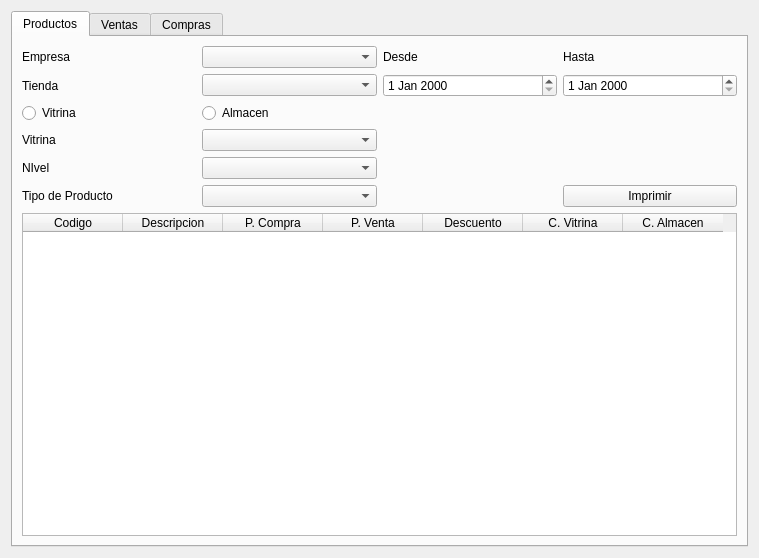
This is reporte/ui_reporte.ui in rodety/Jireh as Qt 5 draws it before an edit. The edited form follows.
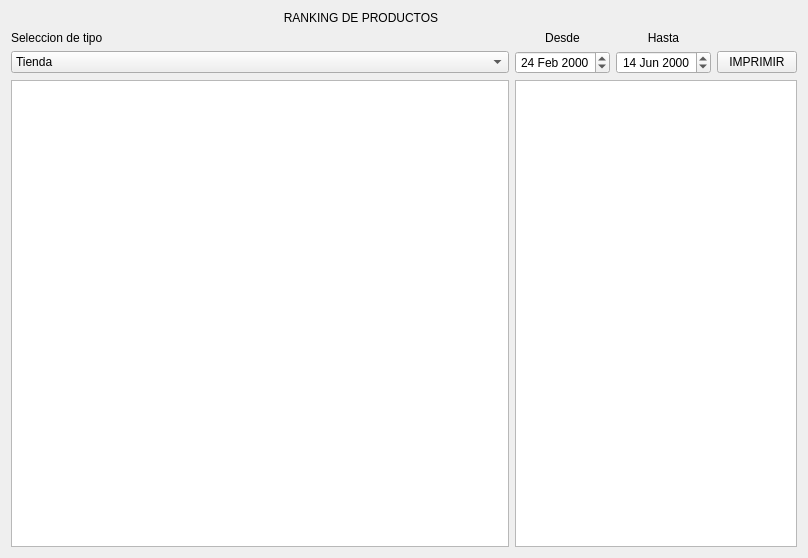
This is the edited form.

Commit message: Reporte - interferfas grafica

```diff
--- a/reporte/ui_reporte.ui
+++ b/reporte/ui_reporte.ui
@@ -6,7 +6,7 @@
    <rect>
     <x>0</x>
     <y>0</y>
-    <width>759</width>
+    <width>808</width>
     <height>558</height>
    </rect>
   </property>
@@ -14,279 +14,51 @@
    <string>Form</string>
   </property>
   <layout class="QGridLayout" name="gridLayout">
-   <item row="0" column="0">
-    <widget class="QTabWidget" name="tabWidget">
-     <property name="currentIndex">
-      <number>0</number>
-     </property>
-     <widget class="QWidget" name="tab">
-      <property name="styleSheet">
-       <string notr="true"/>
-      </property>
-      <attribute name="title">
-       <string>Productos</string>
-      </attribute>
-      <layout class="QGridLayout" name="gridLayout_2">
-       <item row="0" column="0">
-        <layout class="QVBoxLayout" name="verticalLayout_3">
-         <item>
-          <layout class="QGridLayout" name="gridLayout_6">
-           <item row="7" column="0">
-            <widget class="QLabel" name="label_28">
-             <property name="text">
-              <string>NIvel</string>
-             </property>
-            </widget>
-           </item>
-           <item row="7" column="1">
-            <widget class="QComboBox" name="comboBox_7"/>
-           </item>
-           <item row="5" column="1">
-            <widget class="QComboBox" name="comboBox_11"/>
-           </item>
-           <item row="8" column="0">
-            <widget class="QLabel" name="label_32">
-             <property name="text">
-              <string>Tipo de Producto</string>
-             </property>
-            </widget>
-           </item>
-           <item row="0" column="1">
-            <widget class="QComboBox" name="comboBox_9"/>
-           </item>
-           <item row="8" column="3">
-            <widget class="QPushButton" name="pushButton_7">
-             <property name="text">
-              <string>Imprimir</string>
-             </property>
-            </widget>
-           </item>
-           <item row="3" column="1">
-            <widget class="QComboBox" name="comboBox_10"/>
-           </item>
-           <item row="5" column="0">
-            <widget class="QLabel" name="label_19">
-             <property name="text">
-              <string>Vitrina</string>
-             </property>
-            </widget>
-           </item>
-           <item row="0" column="0">
-            <widget class="QLabel" name="label_17">
-             <property name="text">
-              <string>Empresa</string>
-             </property>
-            </widget>
-           </item>
-           <item row="3" column="0">
-            <widget class="QLabel" name="label_18">
-             <property name="text">
-              <string>Tienda</string>
-             </property>
-            </widget>
-           </item>
-           <item row="8" column="1">
-            <widget class="QComboBox" name="comboBox_12"/>
-           </item>
-           <item row="4" column="0">
-            <widget class="QRadioButton" name="radioButton">
-             <property name="text">
-              <string>Vitrina</string>
-             </property>
-            </widget>
-           </item>
-           <item row="4" column="1">
-            <widget class="QRadioButton" name="radioButton_2">
-             <property name="text">
-              <string>Almacen</string>
-             </property>
-            </widget>
-           </item>
-           <item row="0" column="2">
-            <widget class="QLabel" name="label_31">
-             <property name="text">
-              <string>Desde</string>
-             </property>
-            </widget>
-           </item>
-           <item row="0" column="3">
-            <widget class="QLabel" name="label_30">
-             <property name="text">
-              <string>Hasta</string>
-             </property>
-            </widget>
-           </item>
-           <item row="3" column="2">
-            <widget class="QDateEdit" name="dateEdit"/>
-           </item>
-           <item row="3" column="3">
-            <widget class="QDateEdit" name="dateEdit_2"/>
-           </item>
-          </layout>
-         </item>
-         <item>
-          <widget class="QTableWidget" name="tableWidget_3">
-           <column>
-            <property name="text">
-             <string>Codigo</string>
-            </property>
-           </column>
-           <column>
-            <property name="text">
-             <string>Descripcion</string>
-            </property>
-           </column>
-           <column>
-            <property name="text">
-             <string>P. Compra</string>
-            </property>
-           </column>
-           <column>
-            <property name="text">
-             <string>P. Venta</string>
-            </property>
-           </column>
-           <column>
-            <property name="text">
-             <string>Descuento</string>
-            </property>
-           </column>
-           <column>
-            <property name="text">
-             <string>C. Vitrina</string>
-            </property>
-           </column>
-           <column>
-            <property name="text">
-             <string>C. Almacen</string>
-            </property>
-           </column>
-          </widget>
-         </item>
-        </layout>
+   <item row="0" column="1">
+    <layout class="QGridLayout" name="gridLayout_3">
+     <item row="3" column="1">
+      <widget class="QLabel" name="label_2">
+       <property name="text">
+        <string>Desde</string>
+       </property>
+       <property name="alignment">
+        <set>Qt::AlignCenter</set>
+       </property>
+      </widget>
+     </item>
+     <item row="5" column="2">
+      <widget class="QDateEdit" name="dateEdit_2_hasta">
+       <property name="alignment">
+        <set>Qt::AlignCenter</set>
+       </property>
+       <property name="calendarPopup">
+        <bool>false</bool>
+       </property>
+       <property name="date">
+        <date>
+         <year>2000</year>
+         <month>6</month>
+         <day>14</day>
+        </date>
+       </property>
+      </widget>
+     </item>
+     <item row="5" column="0">
+      <widget class="QComboBox" name="comboBox_reporte">
+       <item>
+        <property name="text">
+         <string>Tienda</string>
+        </property>
        </item>
-      </layout>
-     </widget>
-     <widget class="QWidget" name="tab_2">
-      <attribute name="title">
-       <string>Ventas</string>
-      </attribute>
-      <layout class="QGridLayout" name="gridLayout_7">
-       <item row="0" column="0">
-        <layout class="QVBoxLayout" name="verticalLayout_2">
-         <item>
-          <layout class="QGridLayout" name="gridLayout_5">
-           <item row="6" column="0">
-            <widget class="QLabel" name="label_22">
-             <property name="text">
-              <string>Estado</string>
-             </property>
-            </widget>
-           </item>
-           <item row="6" column="1">
-            <widget class="QComboBox" name="comboBox_4"/>
-           </item>
-           <item row="0" column="0">
-            <widget class="QLabel" name="label_14">
-             <property name="text">
-              <string>Empresa</string>
-             </property>
-            </widget>
-           </item>
-           <item row="3" column="0">
-            <widget class="QLabel" name="label_15">
-             <property name="text">
-              <string>Tienda</string>
-             </property>
-            </widget>
-           </item>
-           <item row="0" column="1">
-            <widget class="QComboBox" name="comboBox"/>
-           </item>
-           <item row="3" column="1">
-            <widget class="QComboBox" name="comboBox_2"/>
-           </item>
-           <item row="4" column="0">
-            <widget class="QLabel" name="label_16">
-             <property name="text">
-              <string>Documento</string>
-             </property>
-            </widget>
-           </item>
-           <item row="4" column="1">
-            <widget class="QComboBox" name="comboBox_3"/>
-           </item>
-           <item row="7" column="0">
-            <widget class="QLabel" name="label_27">
-             <property name="text">
-              <string>Forma de Pago</string>
-             </property>
-            </widget>
-           </item>
-           <item row="7" column="1">
-            <widget class="QComboBox" name="comboBox_6"/>
-           </item>
-           <item row="7" column="3">
-            <widget class="QPushButton" name="pushButton_5">
-             <property name="text">
-              <string>Imprimir</string>
-             </property>
-            </widget>
-           </item>
-           <item row="0" column="2">
-            <widget class="QLabel" name="label_21">
-             <property name="text">
-              <string>Desde</string>
-             </property>
-            </widget>
-           </item>
-           <item row="0" column="3">
-            <widget class="QLabel" name="label_24">
-             <property name="text">
-              <string>Hasta</string>
-             </property>
-            </widget>
-           </item>
-           <item row="3" column="2">
-            <widget class="QDateEdit" name="dateEdit_3"/>
-           </item>
-           <item row="3" column="3">
-            <widget class="QDateEdit" name="dateEdit_4"/>
-           </item>
-           <item row="4" column="2">
-            <widget class="QLabel" name="label_23">
-             <property name="text">
-              <string>Producto</string>
-             </property>
-            </widget>
-           </item>
-           <item row="4" column="3">
-            <widget class="QComboBox" name="comboBox_5"/>
-           </item>
-           <item row="6" column="2">
-            <widget class="QLabel" name="label">
-             <property name="text">
-              <string>Escala</string>
-             </property>
-            </widget>
-           </item>
-           <item row="6" column="3">
-            <widget class="QComboBox" name="comboBox_8"/>
-           </item>
-          </layout>
-         </item>
-        </layout>
+       <item>
+        <property name="text">
+         <string>Vendedores</string>
+        </property>
        </item>
-       <item row="1" column="0">
-        <layout class="QHBoxLayout" name="horizontalLayout_4">
-         <item>
-          <widget class="QLabel" name="label_2">
-           <property name="text">
-            <string>Imagen</string>
-           </property>
-          </widget>
-         </item>
-        </layout>
+       <item>
+        <property name="text">
+         <string>Producto</string>
+        </property>
        </item>
        <item row="2" column="0">
         <spacer name="verticalSpacer">
@@ -301,27 +73,63 @@
          </property>
         </spacer>
        </item>
-      </layout>
-     </widget>
-     <widget class="QWidget" name="tab_3">
-      <attribute name="title">
-       <string>Compras</string>
-      </attribute>
+      </widget>
+     </item>
+     <item row="3" column="2">
       <widget class="QLabel" name="label_3">
-       <property name="geometry">
-        <rect>
-         <x>50</x>
-         <y>130</y>
-         <width>181</width>
-         <height>17</height>
-        </rect>
+       <property name="text">
+        <string>Hasta</string>
        </property>
+       <property name="alignment">
+        <set>Qt::AlignCenter</set>
+       </property>
+      </widget>
+     </item>
+     <item row="0" column="0" colspan="3">
+      <widget class="QLabel" name="label_4">
        <property name="text">
-        <string>Compras por Producto</string>
+        <string>RANKING DE PRODUCTOS</string>
        </property>
+       <property name="alignment">
+        <set>Qt::AlignCenter</set>
+       </property>
       </widget>
-     </widget>
-    </widget>
+     </item>
+     <item row="5" column="1">
+      <widget class="QDateEdit" name="dateEdit_desde">
+       <property name="alignment">
+        <set>Qt::AlignCenter</set>
+       </property>
+       <property name="date">
+        <date>
+         <year>2000</year>
+         <month>2</month>
+         <day>24</day>
+        </date>
+       </property>
+      </widget>
+     </item>
+     <item row="7" column="0">
+      <widget class="QTableWidget" name="tableWidget_a"/>
+     </item>
+     <item row="3" column="0">
+      <widget class="QLabel" name="label">
+       <property name="text">
+        <string>Seleccion de tipo</string>
+       </property>
+      </widget>
+     </item>
+     <item row="7" column="1" colspan="3">
+      <widget class="QTableWidget" name="tableWidget_b"/>
+     </item>
+     <item row="5" column="3">
+      <widget class="QPushButton" name="pushButton_imprimir">
+       <property name="text">
+        <string>IMPRIMIR</string>
+       </property>
+      </widget>
+     </item>
+    </layout>
    </item>
   </layout>
  </widget>
```
Left out of the diff: 16 changed lines with no effect on the pictures. The commit also changes 16 other files.
